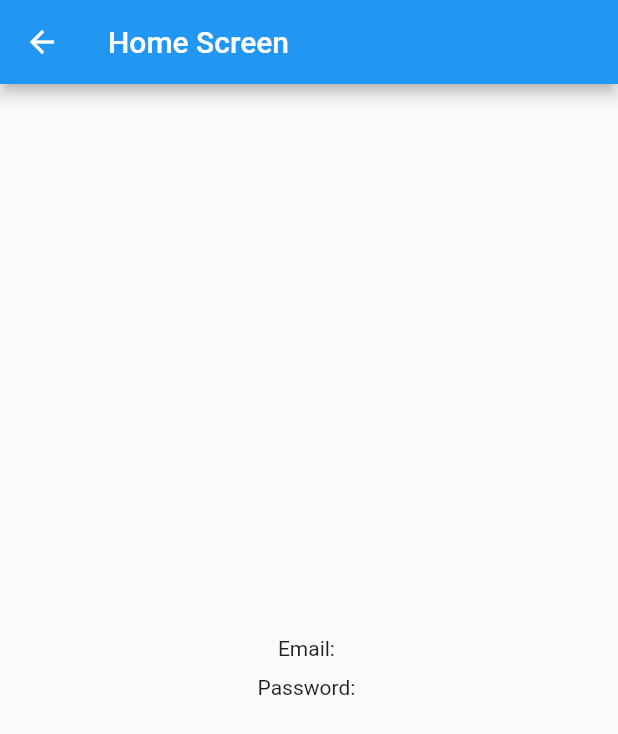
After one commit to BashirYesufu/RiverPod, a Flutter app: the HomeScreen screen opened directly, on a phone screen of 412 x 824 dp. The commit adds this screen. Shown: the top 734 px of the screen. Run offline on Flutter 3.47's test engine with Material 2 defaults, Android fonts, the phone set to English and light mode, and no system bars; our stand-ins replace flutter_riverpod.

Commit message:
add riverpod sign up

```diff
--- /dev/null
+++ b/lib/screens/home_screen.dart
@@ -0,0 +1,30 @@
+import 'package:flutter/material.dart';
+import 'package:flutter_riverpod/flutter_riverpod.dart';
+import 'package:river_pod/main.dart';
+import '../models/user.dart';
+
+class HomeScreen extends ConsumerWidget {
+  const HomeScreen({Key? key}) : super(key: key);
+
+  @override
+  Widget build(BuildContext context, WidgetRef ref) {
+    final User user = ref.watch(userProvider);
+    return Scaffold(
+      appBar: AppBar(
+        title: Text('Home Screen'),
+      ),
+      body: Center(
+        child: Column(
+          mainAxisAlignment: MainAxisAlignment.center,
+          children: [
+            Padding(
+              padding: const EdgeInsets.symmetric(vertical: 10.0),
+              child: Text('Email: ${user.email}'),
+            ),
+            Text('Password: ${user.password}'),
+          ],
+        ),
+      ),
+    );
+  }
+}
--- a/lib/screens/sign_up_screen.dart
+++ b/lib/screens/sign_up_screen.dart
@@ -1,25 +1,59 @@
 import 'package:flutter/material.dart';
+import 'package:flutter_riverpod/flutter_riverpod.dart';
 import 'package:river_pod/components/riverpod_button.dart';
 import 'package:river_pod/components/riverpod_textfield.dart';
+import 'package:river_pod/main.dart';
+import 'package:river_pod/screens/home_screen.dart';
+import '../models/user.dart';
 
-class SignUpScreen extends StatelessWidget {
+
+class SignUpScreen extends ConsumerWidget {
   const SignUpScreen({Key? key}) : super(key: key);
 
   @override
-  Widget build(BuildContext context) {
+  Widget build(BuildContext context, WidgetRef ref) {
+    final User user = ref.watch(userProvider);
     return Scaffold(
       appBar: AppBar(
-        title: const Text('Home'),
+        title: const Text('RiverPod Sign Up'),
       ),
       body: Column(
         children: [
           SizedBox(height: 40,),
-          RiverPodTextField(label: 'Email'),
-          RiverPodTextField(label: 'Password'),
-          RiverPodButton(
+            RiverPodTextField(
+              label: 'Email',
+              onChanged: (value) => ref.read(userProvider.notifier).state.email = value
+            ),
+          RiverPodTextField(
+              label: 'Password',
+              onChanged: (value) => ref.read(userProvider.notifier).state.password = value
+            ),
+            RiverPodButton(
             onPressed: (){
-
+              print(user.password);
+              if (user.email.isNotEmpty || user.email.contains('@')){
+                if (user.password.length > 5){
+                  Navigator.push(context, MaterialPageRoute(builder: (context) => HomeScreen()));
+                } else {
+                  showModalBottomSheet(context: context, builder: (context){
+                    return Container(
+                      height: 100,
+                      color: Colors.blue,
+                      child: Center(child: Text('Please Enter a valid password')),
+                    );
+                  });
+                }
+              } else {
+                showModalBottomSheet(context: context, builder: (context){
+                  return Container(
+                    height: 100,
+                    color: Colors.blue,
+                    child: Center(child: Text('Please Enter a valid email')),
+                  );
+                });
+              }
             },
+            text: 'Sign Up',
           ),
         ],
       )
```
Also changed, not shown: lib/components/riverpod_textfield.dart (+3 -11 lines).
